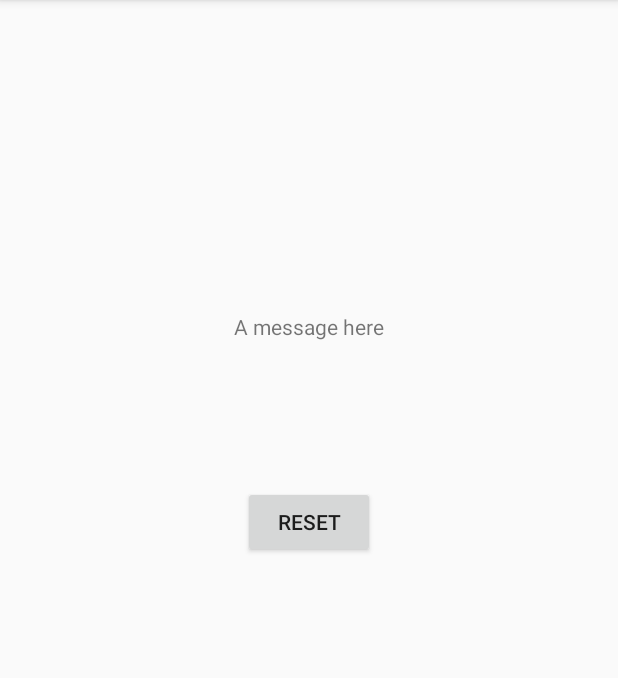
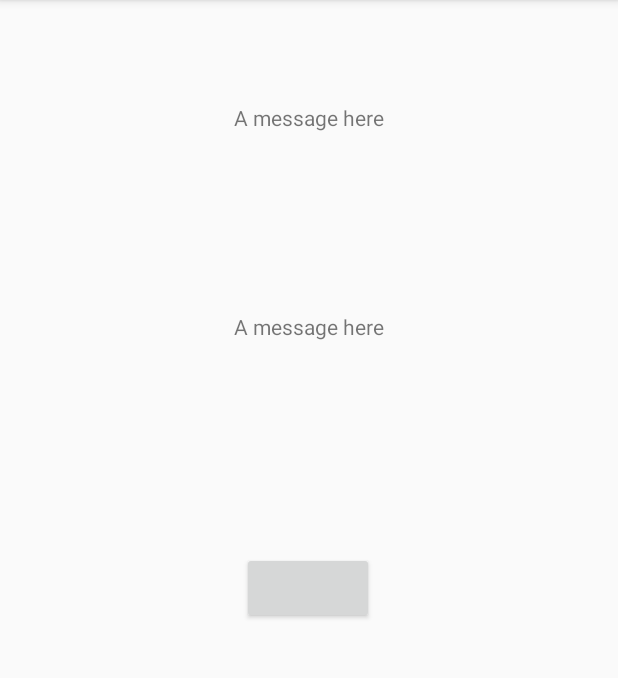
Before and after one commit to Max-Qi/BeatRunner, an Android app: the screen it shows after launch (TrackAndDisplaySpeed), after a tap on "START", on a phone screen of 412 x 824 dp, the part 84-762 px from its top. Run offline under Robolectric (Android 15) with nearby library versions, the phone set to English and light mode, and no system bars.

Commit message:
Sketchy sliding window cadence tracker complete

```diff
--- a/app/src/main/java/com/example/beatrunner/TrackAndDisplaySpeed.java
+++ b/app/src/main/java/com/example/beatrunner/TrackAndDisplaySpeed.java
@@ -8,26 +8,34 @@ import android.hardware.SensorEvent;
 import android.hardware.SensorEventListener;
 import android.hardware.SensorManager;
 import android.os.Bundle;
-import android.os.VibrationEffect;
 import android.os.Vibrator;
 import android.view.View;
 import android.widget.Button;
 import android.widget.TextView;
 import android.widget.Toast;
 
-import org.w3c.dom.Text;
+import java.util.ArrayList;
+import java.util.List;
 
 public class TrackAndDisplaySpeed extends AppCompatActivity implements SensorEventListener {
 
+    static int INTERVAL = 3000;
+
     TextView stepsDisplay;
+    TextView cadenceDisplay;
     Button resumeOrPause;
-
     SensorManager sensorManager;
     Vibrator vibrator;
 
+    long startTimeMS;
+    List<Long> stepTimesMS = new ArrayList<Long>();
+    float cadence = -1;
+    boolean running;
+
     int steps = 0;
 
-    private String RESET = "Reset";
+    private String START = "Start";
+    private String STOP = "Stop";
 
     @Override
     protected void onCreate(Bundle savedInstanceState) {
@@ -37,7 +45,11 @@ public class TrackAndDisplaySpeed extends AppCompatActivity implements SensorEve
         sensorManager = (SensorManager) getSystemService(Context.SENSOR_SERVICE);
         vibrator = (Vibrator) getSystemService(Context.VIBRATOR_SERVICE);
         stepsDisplay = (TextView) findViewById(R.id.stepDisplay);
-        resumeOrPause = (Button) findViewById(R.id.stopCounting);
+        cadenceDisplay = (TextView) findViewById(R.id.cadenceDisplay);
+        resumeOrPause = (Button) findViewById(R.id.change);
+        startTimeMS = System.currentTimeMillis();
+
+        running = true;
     }
 
     protected void onResume() {
@@ -56,14 +68,44 @@ public class TrackAndDisplaySpeed extends AppCompatActivity implements SensorEve
 
     @Override
     public void onSensorChanged(SensorEvent event) {
-//        VibrationEffect vibrationEffect = VibrationEffect.createOneShot(50, VibrationEffect.DEFAULT_AMPLITUDE);
+        long currentTimeMS = System.currentTimeMillis();
         vibrator.vibrate(50);
         steps ++;
         stepsDisplay.setText(Integer.toString(steps));
+        stepTimesMS.add(System.currentTimeMillis());
+        if (currentTimeMS - startTimeMS >= INTERVAL) {
+            cadence = calculateCadence(currentTimeMS);
+        } else {
+            cadence = -1;
+        }
+        if (cadence > 0) {
+            cadenceDisplay.setText(Float.toString(cadence));
+        } else {
+            cadenceDisplay.setText(null);
+        }
     }
 
     @Override
     public void onAccuracyChanged(Sensor sensor, int accuracy) {
 
     }
+
+    private float calculateCadence(long currentTimeMS) {
+        while (currentTimeMS - stepTimesMS.get(0) >= INTERVAL) {
+            stepTimesMS.remove(0);
+        }
+        return 60 / (INTERVAL / 1000) * stepTimesMS.size();
+    }
+
+    protected void change (View view) {
+        if (running) {
+            running = false;
+            resumeOrPause.setText(STOP);
+        } else {
+            startTimeMS = System.currentTimeMillis();
+            running = true;
+            resumeOrPause.setText(START);
+        }
+    }
+
 }
--- a/app/src/main/res/layout/activity_track_and_display_speed.xml
+++ b/app/src/main/res/layout/activity_track_and_display_speed.xml
@@ -7,15 +7,17 @@
     tools:context=".TrackAndDisplaySpeed">
 
     <Button
-        android:id="@+id/stopCounting"
+        android:id="@+id/change"
         android:layout_width="wrap_content"
         android:layout_height="wrap_content"
         android:layout_marginBottom="299dp"
-        android:text="@string/button_reset"
+        android:text="@string/button_change"
         app:layout_constraintBottom_toBottomOf="parent"
         app:layout_constraintEnd_toEndOf="parent"
+        app:layout_constraintHorizontal_bias="0.498"
         app:layout_constraintStart_toStartOf="parent"
-        app:layout_constraintTop_toBottomOf="@+id/stepDisplay" />
+        app:layout_constraintTop_toBottomOf="@+id/stepDisplay"
+        app:layout_constraintVertical_bias="0.726" />
 
     <TextView
         android:id="@+id/stepDisplay"
@@ -26,4 +28,16 @@
         app:layout_constraintEnd_toEndOf="parent"
         app:layout_constraintStart_toStartOf="parent"
         app:layout_constraintTop_toTopOf="parent" />
+
+    <TextView
+        android:id="@+id/cadenceDisplay"
+        android:layout_width="wrap_content"
+        android:layout_height="wrap_content"
+        android:layout_marginStart="155dp"
+        android:layout_marginEnd="155dp"
+        android:layout_marginBottom="120dp"
+        android:text="@string/display_message"
+        app:layout_constraintBottom_toTopOf="@+id/stepDisplay"
+        app:layout_constraintEnd_toEndOf="parent"
+        app:layout_constraintStart_toStartOf="parent" />
 </androidx.constraintlayout.widget.ConstraintLayout>
--- a/app/src/main/res/values/strings.xml
+++ b/app/src/main/res/values/strings.xml
@@ -4,4 +4,5 @@
     <string name="button_stop">Stop</string>
     <string name="display_message">A message here</string>
     <string name="button_reset">Reset</string>
+    <string name="button_change" />
 </resources>
```
